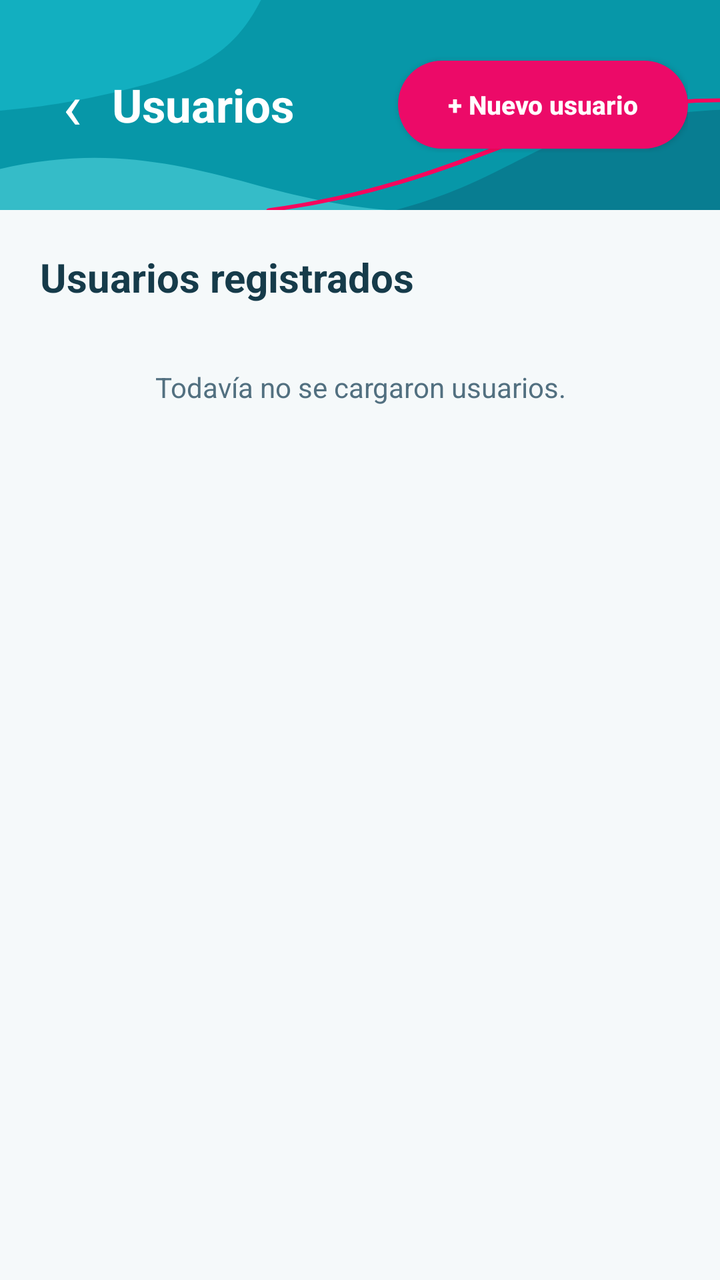
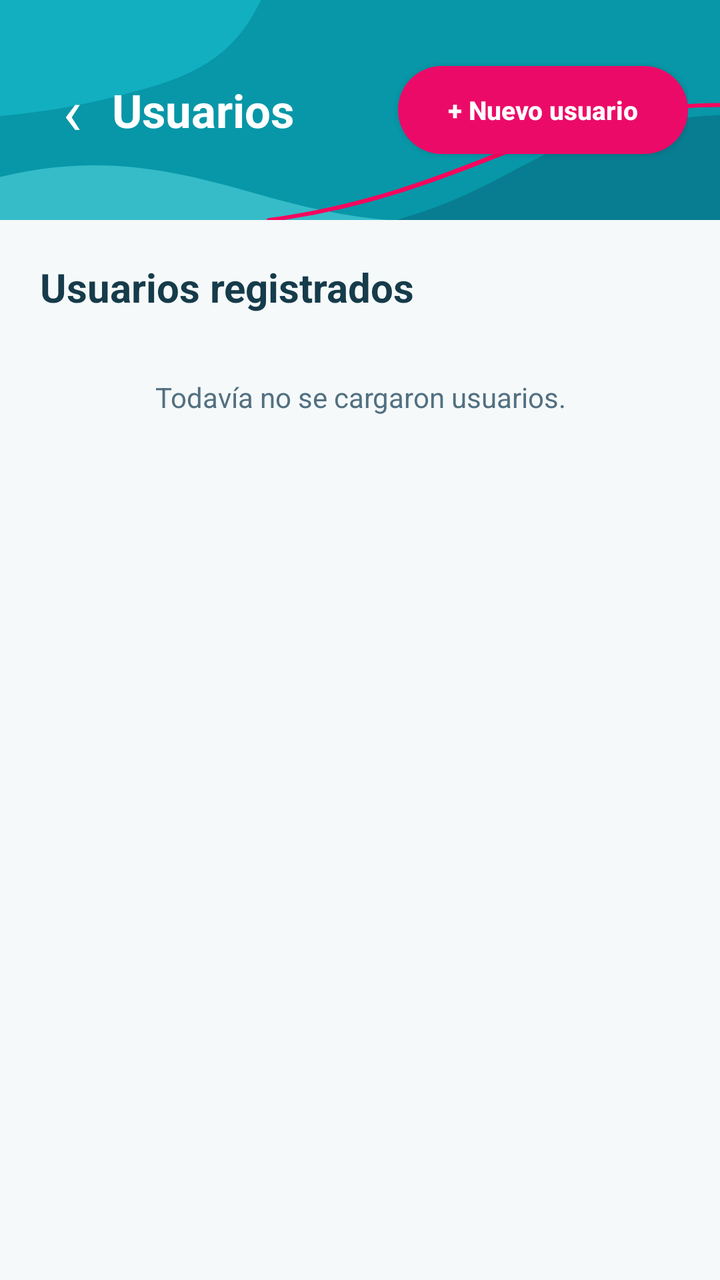

The first picture is an Android layout as it rendered before a commit; the second is the same layout after the commit. The layout source and the unified diff follow.
<!-- AndroidManifest.xml: application theme Theme.BancoSangreMobile -->
<!-- res/layout/activity_usuarios.xml -->
<?xml version="1.0" encoding="utf-8"?>
<androidx.constraintlayout.widget.ConstraintLayout
    xmlns:android="http://schemas.android.com/apk/res/android"
    xmlns:app="http://schemas.android.com/apk/res-auto"
    xmlns:tools="http://schemas.android.com/tools"
    android:id="@+id/main"
    android:layout_width="match_parent"
    android:layout_height="match_parent"
    android:background="#F5F9FA"
    tools:context=".view.UsuariosActivity">

    
    <LinearLayout
        android:id="@+id/headerUsuarios"
        android:layout_width="0dp"
        android:layout_height="105dp"
        android:background="@drawable/bg_header_decorativo"
        android:gravity="center_vertical"
        android:orientation="vertical"
        android:paddingStart="16dp"
        android:paddingEnd="16dp"
        app:layout_constraintTop_toTopOf="parent"
        app:layout_constraintStart_toStartOf="parent"
        app:layout_constraintEnd_toEndOf="parent">

        <LinearLayout
            android:layout_width="match_parent"
            android:layout_height="wrap_content"
            android:gravity="center_vertical"
            android:orientation="horizontal">

            <TextView
                android:id="@+id/btnVolverUsuarios"
                android:layout_width="40dp"
                android:layout_height="48dp"
                android:gravity="center"
                android:text="‹"
                android:textColor="#FFFFFF"
                android:textSize="32sp"
                android:clickable="true"
                android:focusable="true"
                android:contentDescription="Volver" />

            <TextView
                android:layout_width="0dp"
                android:layout_height="wrap_content"
                android:layout_weight="1"
                android:text="Usuarios"
                android:textColor="#FFFFFF"
                android:textSize="23sp"
                android:textStyle="bold" />

            <androidx.appcompat.widget.AppCompatButton
                android:id="@+id/btnNuevoUsuario"
                android:layout_width="145dp"
                android:layout_height="44dp"
                android:background="@drawable/bg_button_primary"
                android:text="+ Nuevo usuario"
                android:textAllCaps="false"
                android:textColor="#FFFFFF"
                android:textSize="13sp"
                android:textStyle="bold" />

        </LinearLayout>

    </LinearLayout>

    
    <LinearLayout
        android:id="@+id/contenidoUsuarios"
        android:layout_width="0dp"
        android:layout_height="0dp"
        android:orientation="vertical"
        android:padding="20dp"
        app:layout_constraintTop_toBottomOf="@id/headerUsuarios"
        app:layout_constraintBottom_toBottomOf="parent"
        app:layout_constraintStart_toStartOf="parent"
        app:layout_constraintEnd_toEndOf="parent">

        
        <TextView
            android:layout_width="match_parent"
            android:layout_height="wrap_content"
            android:layout_marginBottom="16dp"
            android:text="Usuarios registrados"
            android:textColor="#163B4A"
            android:textSize="20sp"
            android:textStyle="bold" />

        
        <ProgressBar
            android:id="@+id/progresoUsuarios"
            android:layout_width="wrap_content"
            android:layout_height="wrap_content"
            android:layout_gravity="center"
            android:visibility="gone" />

        
        <TextView
            android:id="@+id/txtEstadoUsuarios"
            android:layout_width="match_parent"
            android:layout_height="wrap_content"
            android:gravity="center"
            android:padding="16dp"
            android:text="Todavía no se cargaron usuarios."
            android:textColor="#527080"
            android:textSize="14sp" />

        
        <ScrollView
            android:layout_width="match_parent"
            android:layout_height="0dp"
            android:layout_weight="1"
            android:fillViewport="false"
            android:scrollbars="vertical">

            <LinearLayout
                android:id="@+id/contenedorUsuarios"
                android:layout_width="match_parent"
                android:layout_height="wrap_content"
                android:orientation="vertical" />

        </ScrollView>

    </LinearLayout>

</androidx.constraintlayout.widget.ConstraintLayout>
<!-- resources referenced by this layout -->
<resources>
  <!-- drawable bg_button_primary (drawable) -->
  <?xml version="1.0" encoding="utf-8"?>
  <shape xmlns:android="http://schemas.android.com/apk/res/android"
      android:shape="rectangle">
  
      <solid android:color="#EC0A68" />
  
      <corners android:radius="28dp" />
  
  </shape>
  <!-- drawable bg_header_decorativo (drawable) -->
  <?xml version="1.0" encoding="utf-8"?>
  <vector xmlns:android="http://schemas.android.com/apk/res/android"
      android:width="400dp"
      android:height="220dp"
      android:viewportWidth="400"
      android:viewportHeight="220">
  
      
      <path
          android:fillColor="#0797A8"
          android:pathData="M0,0 H400 V220 H0 Z" />
  
      
      <path
          android:fillColor="#12AFC0"
          android:pathData="M0,0 H145 C132,48 115,72 78,90 C48,105 25,112 0,116 Z" />
  
      
      <path
          android:fillColor="#087D91"
          android:pathData="M400,115 V220 H220 C270,195 291,158 324,139 C350,124 375,117 400,115 Z" />
  
      
      <path
          android:fillColor="#35BCC8"
          android:pathData="M0,177 C55,153 96,170 139,192 C166,206 187,215 215,220 H0 Z" />
  
      
      <path
          android:fillColor="@android:color/transparent"
          android:pathData="M150,220 C210,205 251,173 289,146 C331,116 365,105 400,105"
          android:strokeColor="#F7065D"
          android:strokeWidth="4"
          android:strokeLineCap="round" />
  
  </vector>
  <style name="Theme.BancoSangreMobile" parent="Base.Theme.BancoSangreMobile" />
  <style name="Base.Theme.BancoSangreMobile" parent="Theme.Material3.DayNight.NoActionBar">
          
          
      </style>
</resources>

<!-- the commit's change to res/layout/activity_usuarios.xml (unified diff, before → after) -->
@@ -12,8 +12,8 @@
     
     <LinearLayout
         android:id="@+id/headerUsuarios"
-        android:layout_width="0dp"
-        android:layout_height="105dp"
+        android:layout_width="match_parent"
+        android:layout_height="110dp"
         android:background="@drawable/bg_header_decorativo"
         android:gravity="center_vertical"
         android:orientation="vertical"
